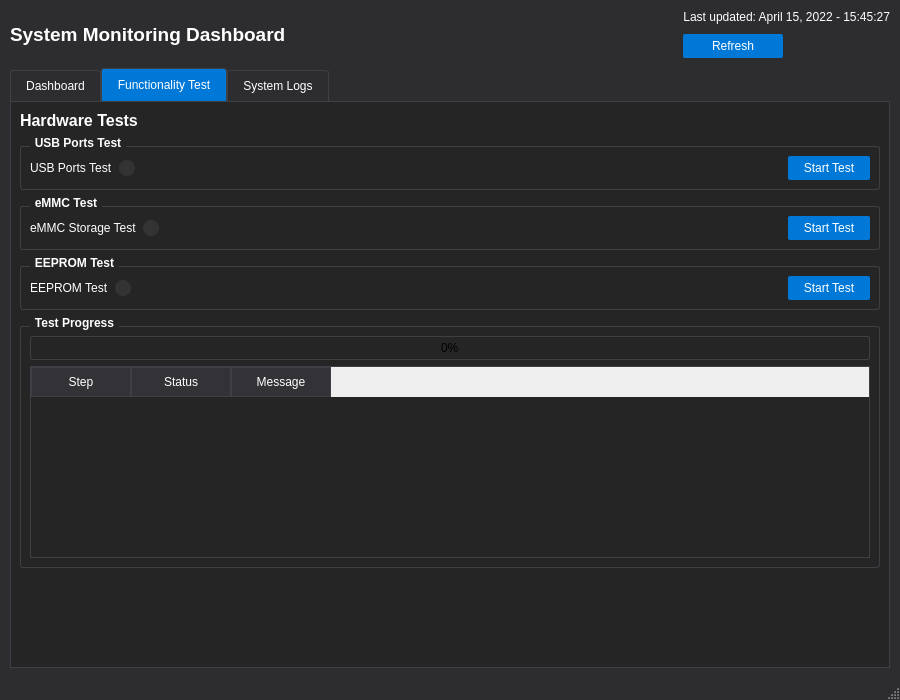
MingYuan-Chen/orion_v2, file gui/ui/main_window.ui: the form before one commit.
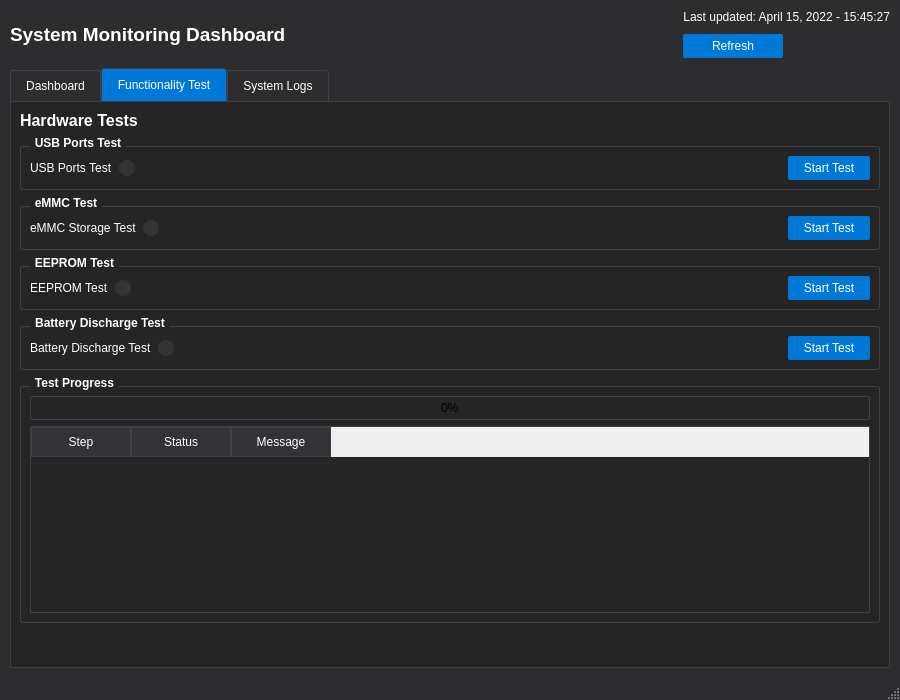
The form after the commit. The open tabs and pages were chosen to show the change.

Commit message: 1.add battery discharging test; 2.add wait time step at base_test_worker

What changed in the file:
```diff
--- a/gui/ui/main_window.ui
+++ b/gui/ui/main_window.ui
@@ -749,6 +749,59 @@
           </layout>
          </widget>
         </item>
+        <item>
+         <widget class="QGroupBox" name="groupBox_battery_discharge_test">
+          <property name="title">
+           <string>Battery Discharge Test</string>
+          </property>
+          <layout class="QHBoxLayout" name="horizontalLayout_battery_discharge_test">
+           <item>
+            <widget class="QLabel" name="label_battery_discharge_test">
+             <property name="text">
+              <string>Battery Discharge Test</string>
+             </property>
+            </widget>
+           </item>
+           <item>
+            <widget class="QLabel" name="label_battery_discharge_status">
+             <property name="styleSheet">
+              <string notr="true">QLabel {
+    background-color: #333333;
+    border-radius: 8px;
+    min-width: 16px;
+    min-height: 16px;
+    max-width: 16px;
+    max-height: 16px;
+}</string>
+             </property>
+             <property name="text">
+              <string/>
+             </property>
+            </widget>
+           </item>
+           <item>
+            <spacer name="horizontalSpacer_battery_discharge">
+             <property name="orientation">
+              <enum>Qt::Horizontal</enum>
+             </property>
+             <property name="sizeHint" stdset="0">
+              <size>
+               <width>40</width>
+               <height>20</height>
+              </size>
+             </property>
+            </spacer>
+           </item>
+           <item>
+            <widget class="QPushButton" name="button_battery_discharge_test">
+             <property name="text">
+              <string>Start Test</string>
+             </property>
+            </widget>
+           </item>
+          </layout>
+         </widget>
+        </item>
         <item>
          <widget class="QGroupBox" name="groupBox_hardware_test_results">
           <property name="title">
```
The commit also changes 5 other files.
